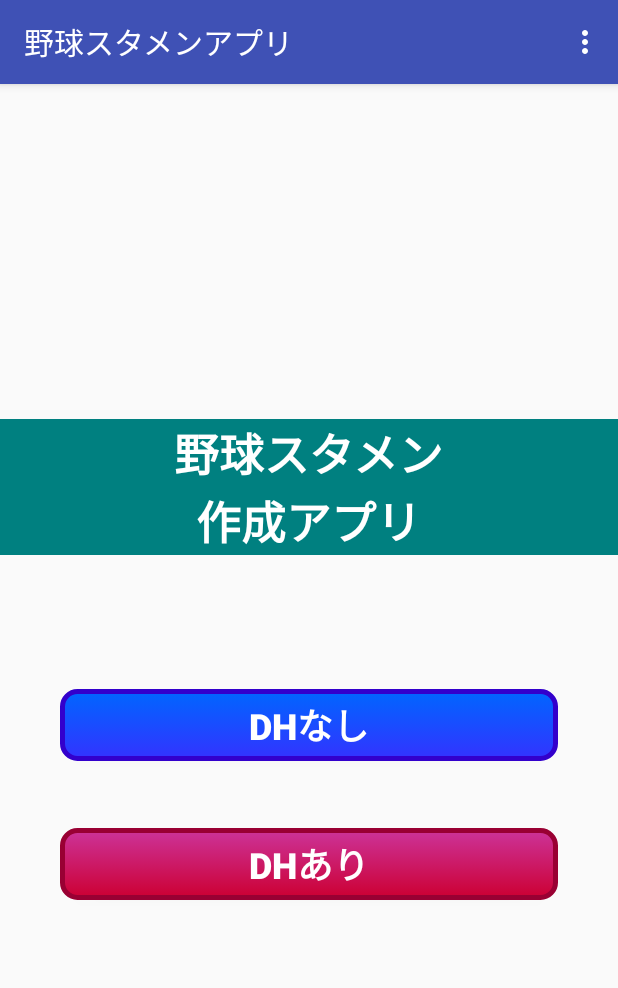
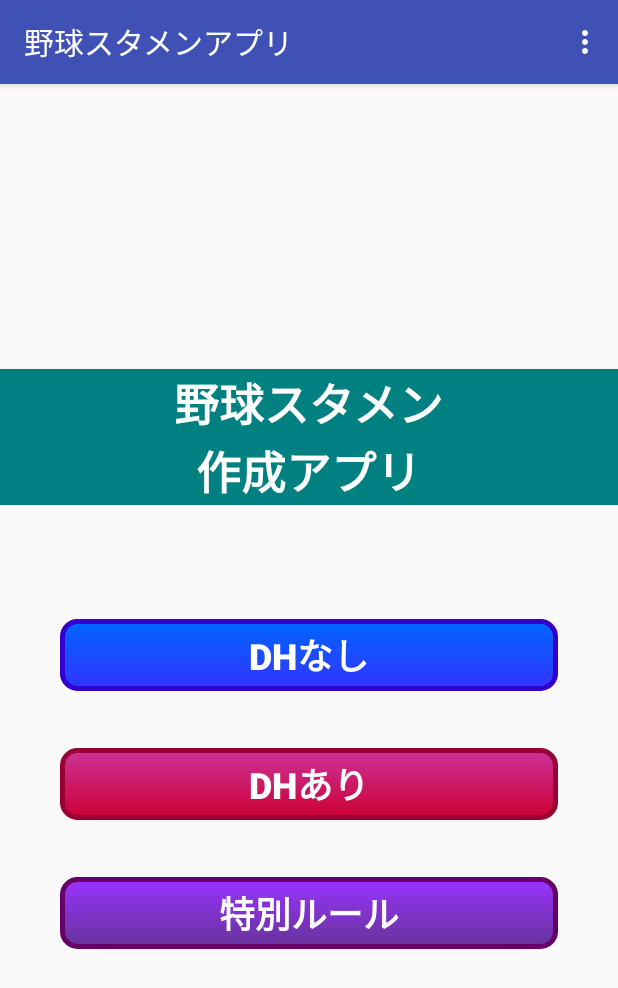
Before and after one commit to korosaka/baseball_lineup_jp, an Android app: the screen it shows after launch (TopActivity), on a phone screen of 412 x 824 dp. Shown: the top 988 px of the screen. Run offline under Robolectric (Android 15) with nearby library versions, the phone set to English and light mode, and no system bars.

Commit message:
add special order button on top

```diff
--- a/app/src/main/java/com/websarva/wings/android/dasenapp/TopActivity.java
+++ b/app/src/main/java/com/websarva/wings/android/dasenapp/TopActivity.java
@@ -31,6 +31,10 @@ public class TopActivity extends BaseActivity {
 
     public void onClickDH(View view) {
         startOrderActivity(FixedWords.DH_ORDER);
+    }
+
+    public void onClickSpecial(View view) {
+        startOrderActivity(FixedWords.SPECIAL_ORDER);
     }
 
     private void startOrderActivity(int orderType) {
--- /dev/null
+++ b/app/src/main/res/drawable/special_button_background.xml
@@ -0,0 +1,17 @@
+<?xml version="1.0" encoding="utf-8"?>
+<selector xmlns:android="http://schemas.android.com/apk/res/android">
+    <item android:state_pressed="false">
+        <shape android:shape="rectangle">
+            <corners android:radius="10dp" />
+            <gradient android:angle="270" android:endColor="#663399" android:startColor="#9933ff" android:type="linear" />
+            <stroke android:width="3dp" android:color="#660066" />
+        </shape>
+    </item>
+    <item android:state_pressed="true">
+        <shape android:shape="rectangle">
+            <corners android:radius="10dp" />
+            <gradient android:angle="270" android:endColor="#cc99ff" android:startColor="#ffffff" android:type="linear" />
+            <stroke android:width="3dp" android:color="#660066" />
+        </shape>
+    </item>
+</selector>
--- a/app/src/main/res/layout/activity_top.xml
+++ b/app/src/main/res/layout/activity_top.xml
@@ -77,6 +77,24 @@
     <View
         android:layout_width="match_parent"
         android:layout_height="0dp"
+        android:layout_weight="0.1" />
+
+    <Button
+        android:id="@+id/special_order_button"
+        android:layout_width="match_parent"
+        android:layout_height="wrap_content"
+        android:layout_marginLeft="40dp"
+        android:layout_marginRight="40dp"
+        android:background="@drawable/special_button_background"
+        android:onClick="onClickSpecial"
+        android:text="@string/special_version"
+        android:textColor="#fff"
+        android:textSize="24sp"
+        android:textStyle="bold" />
+
+    <View
+        android:layout_width="match_parent"
+        android:layout_height="0dp"
         android:layout_weight="0.5" />
 
 
--- a/app/src/main/res/values/strings.xml
+++ b/app/src/main/res/values/strings.xml
@@ -4,6 +4,8 @@
     <string name="app_title2">作成アプリ</string>
     <string name="non_dh_version">DHなし</string>
     <string name="dh_version">DHあり</string>
+    <string name="special_version">特別ルール</string>
+    <string name="special_version_disable">特別ルール(有料)</string>
     <string name="first">１番</string>
     <string name="second">２番</string>
     <string name="third">３番</string>
```
